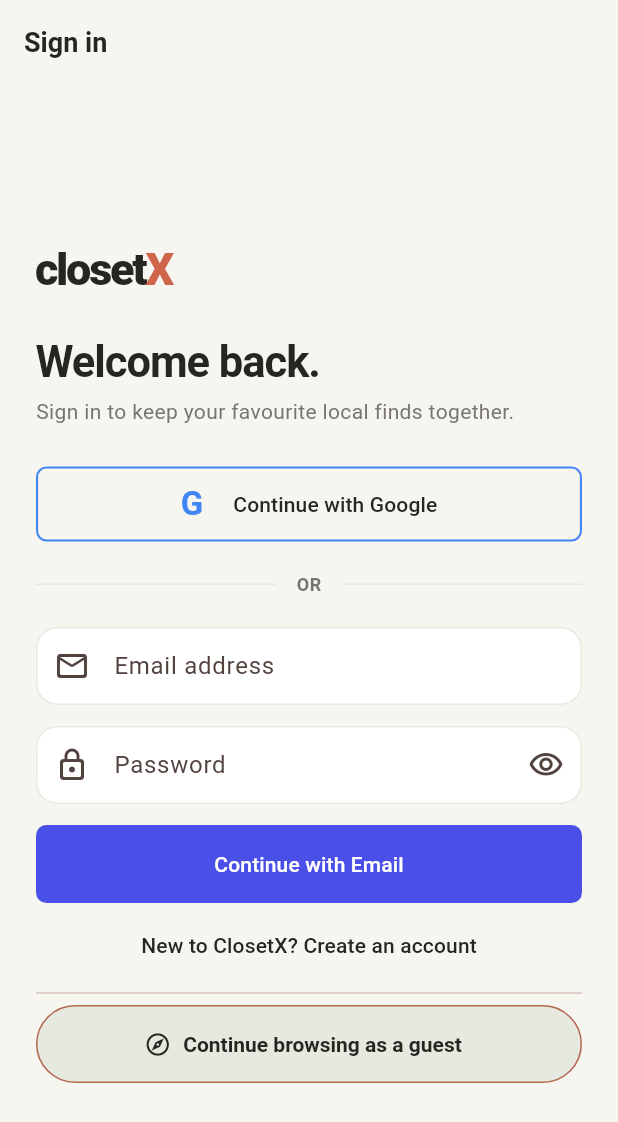
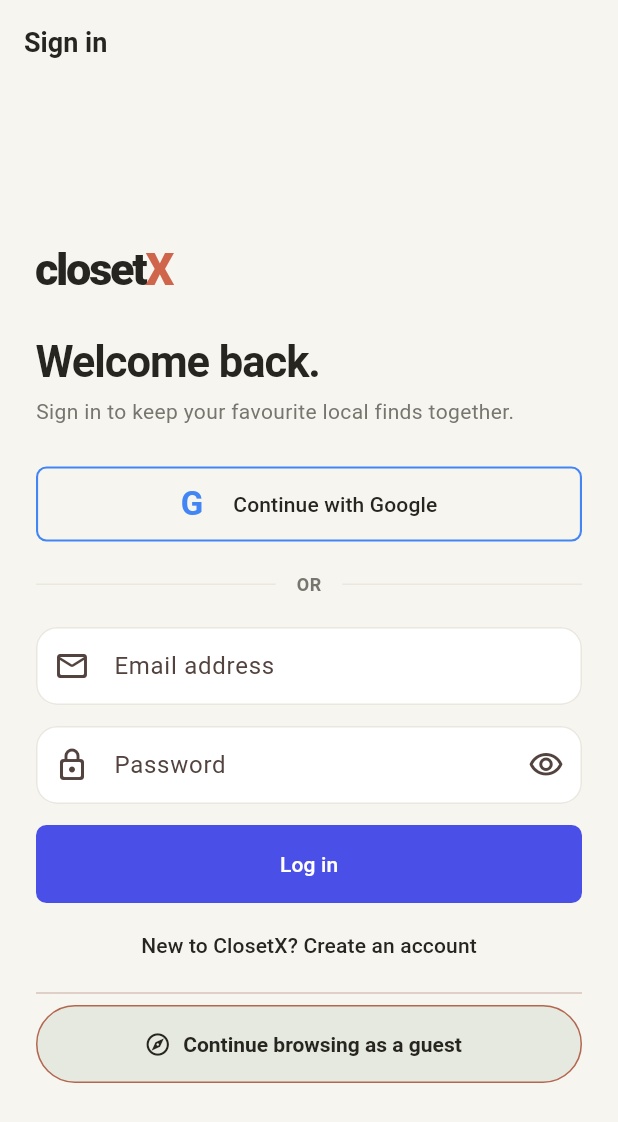
Before and after one commit to Billyammm/ClosetX, a Flutter app: the screen it shows after launch, on a phone screen of 412 x 824 dp. Shown: the top 1122 px of the screen. Run offline on Flutter 3.47's test engine with Material 3 defaults, Android fonts, the phone set to English and light mode, and no system bars; our stand-ins replace flutter_local_notifications, image_picker, package_info_plus, permission_handler, shared_preferences, supabase_flutter and 2 more; missing offline and left inert: dart:js_interop, webview_flutter_android; accounts and stored records are empty; network calls fail.

Commit message:
use standard login button label
Co-authored-by: Copilot <223556219+Copilot@users.noreply.github.com>

```diff
--- a/lib/screens/account_screens.dart
+++ b/lib/screens/account_screens.dart
@@ -306,7 +306,7 @@ class _LoginScreenState extends State<LoginScreen> {
                           : Text(
                               _isCreatingAccount
                                   ? 'Create account'
-                                  : 'Continue with Email',
+                                  : 'Log in',
                             ),
                     ),
                     const SizedBox(height: 4),
```
